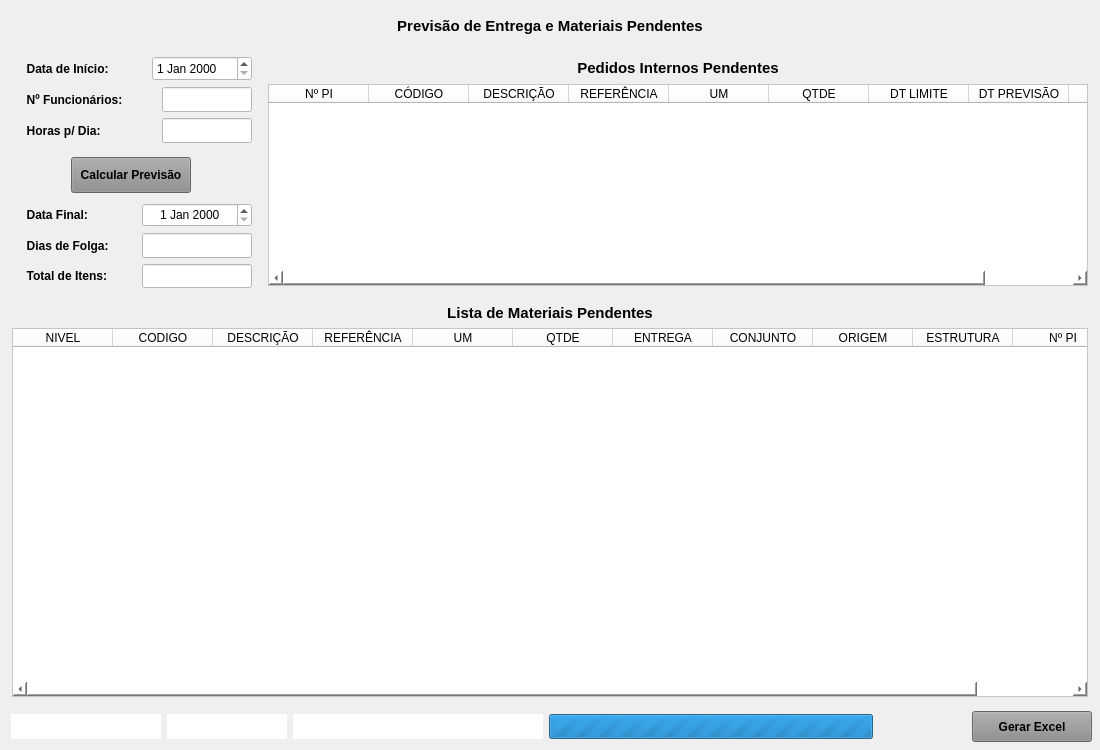
Old version of the form forms/tela_pcp_previsao.ui in the repository Azevedo84/erp_suzuki.
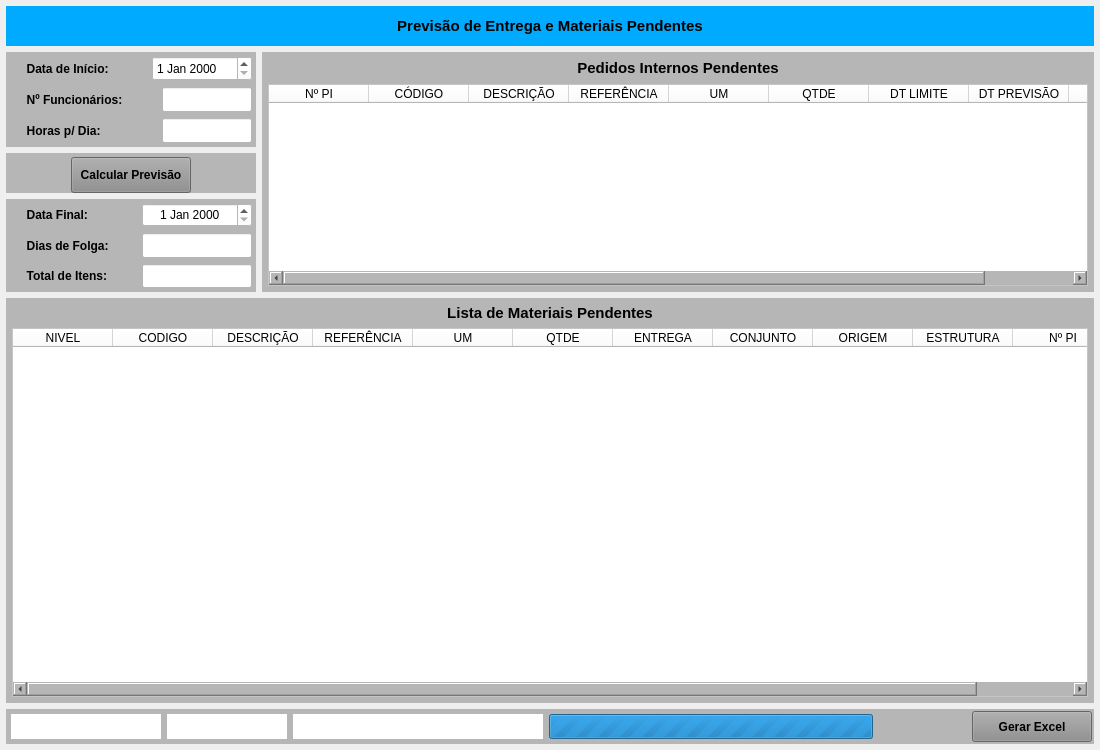
New version of the form.

What changed in the file:
```diff
--- a/forms/tela_pcp_previsao.ui
+++ b/forms/tela_pcp_previsao.ui
@@ -48,7 +48,7 @@
        </size>
       </property>
       <property name="styleSheet">
-       <string notr="true"/>
+       <string notr="true">background-color: rgb(0, 170, 255);</string>
       </property>
       <layout class="QHBoxLayout" name="horizontalLayout">
        <property name="spacing">
@@ -167,7 +167,7 @@
              </size>
             </property>
             <property name="styleSheet">
-             <string notr="true"/>
+             <string notr="true">background-color: rgb(182, 182, 182);</string>
             </property>
             <layout class="QVBoxLayout" name="verticalLayout_6">
              <property name="spacing">
@@ -404,7 +404,7 @@
              </size>
             </property>
             <property name="styleSheet">
-             <string notr="true"/>
+             <string notr="true">background-color: rgb(182, 182, 182);</string>
             </property>
             <layout class="QVBoxLayout" name="verticalLayout_9">
              <property name="spacing">
@@ -532,7 +532,7 @@
              </size>
             </property>
             <property name="styleSheet">
-             <string notr="true"/>
+             <string notr="true">background-color: rgb(182, 182, 182);</string>
             </property>
             <layout class="QVBoxLayout" name="verticalLayout_7">
              <property name="spacing">
@@ -769,7 +769,7 @@
        <item>
         <widget class="QWidget" name="widget_Cor4" native="true">
          <property name="styleSheet">
-          <string notr="true"/>
+          <string notr="true">background-color: rgb(182, 182, 182);</string>
          </property>
          <layout class="QVBoxLayout" name="verticalLayout_2">
           <property name="spacing">
@@ -894,7 +894,7 @@
        </size>
       </property>
       <property name="styleSheet">
-       <string notr="true"/>
+       <string notr="true">background-color: rgb(182, 182, 182);</string>
       </property>
       <layout class="QVBoxLayout" name="verticalLayout_5">
        <property name="leftMargin">
@@ -1075,7 +1075,7 @@
        </size>
       </property>
       <property name="styleSheet">
-       <string notr="true"/>
+       <string notr="true">background-color: rgb(182, 182, 182);</string>
       </property>
       <layout class="QHBoxLayout" name="horizontalLayout_6">
        <property name="spacing">
```
